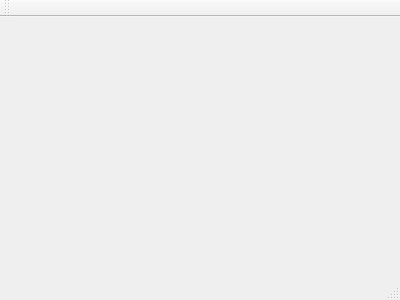
This is janelaprincipal.ui in luisdecker/Modelsim16.1 as Qt 5 draws it before an edit. The edited form follows.
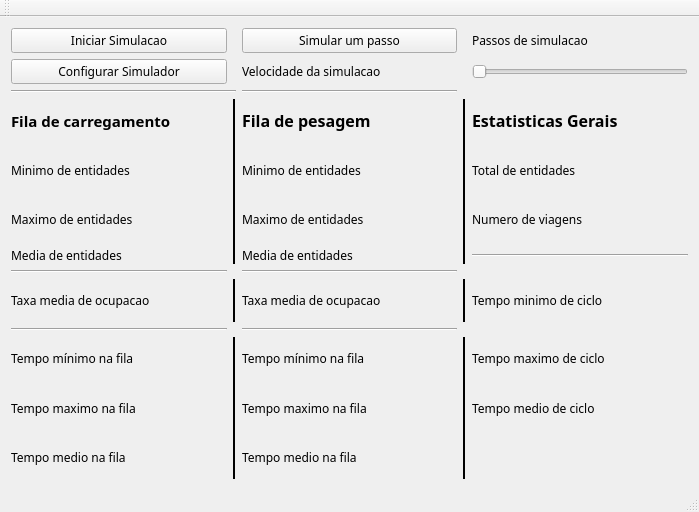
This is the edited form.

```diff
--- a/janelaprincipal.ui
+++ b/janelaprincipal.ui
@@ -1,24 +1,426 @@
 <ui version="4.0">
  <class>JanelaPrincipal</class>
- <widget class="QMainWindow" name="JanelaPrincipal" >
-  <property name="geometry" >
+ <widget class="QMainWindow" name="JanelaPrincipal">
+  <property name="windowModality">
+   <enum>Qt::NonModal</enum>
+  </property>
+  <property name="geometry">
    <rect>
     <x>0</x>
     <y>0</y>
-    <width>400</width>
-    <height>300</height>
+    <width>699</width>
+    <height>512</height>
    </rect>
   </property>
-  <property name="windowTitle" >
-   <string>JanelaPrincipal</string>
+  <property name="font">
+   <font>
+    <family>Ubuntu Mono</family>
+   </font>
   </property>
-  <widget class="QMenuBar" name="menuBar" />
-  <widget class="QToolBar" name="mainToolBar" />
-  <widget class="QWidget" name="centralWidget" />
-  <widget class="QStatusBar" name="statusBar" />
+  <property name="windowTitle">
+   <string>Siga bem caminhoneiro</string>
+  </property>
+  <property name="locale">
+   <locale language="Portuguese" country="Brazil"/>
+  </property>
+  <property name="tabShape">
+   <enum>QTabWidget::Rounded</enum>
+  </property>
+  <widget class="QWidget" name="centralWidget">
+   <layout class="QGridLayout" name="gridLayout">
+    <item row="6" column="0">
+     <widget class="QLabel" name="minimoEntidadesFilaCarregamento">
+      <property name="text">
+       <string>Minimo de entidades</string>
+      </property>
+     </widget>
+    </item>
+    <item row="14" column="5">
+     <widget class="QLabel" name="tempoMaximoFilaPesagem">
+      <property name="text">
+       <string>Tempo maximo na fila</string>
+      </property>
+     </widget>
+    </item>
+    <item row="1" column="0">
+     <widget class="QPushButton" name="botaoInciarPausar">
+      <property name="text">
+       <string>Iniciar Simulacao</string>
+      </property>
+     </widget>
+    </item>
+    <item row="7" column="5">
+     <widget class="QLabel" name="maximoEntidadesPesagem">
+      <property name="text">
+       <string>Maximo de entidades</string>
+      </property>
+     </widget>
+    </item>
+    <item row="4" column="0" colspan="2">
+     <widget class="Line" name="line_8">
+      <property name="orientation">
+       <enum>Qt::Horizontal</enum>
+      </property>
+     </widget>
+    </item>
+    <item row="5" column="7">
+     <widget class="QLabel" name="tituloGerais">
+      <property name="font">
+       <font>
+        <pointsize>12</pointsize>
+        <weight>75</weight>
+        <bold>true</bold>
+       </font>
+      </property>
+      <property name="text">
+       <string>Estatisticas Gerais</string>
+      </property>
+     </widget>
+    </item>
+    <item row="10" column="0">
+     <widget class="Line" name="line_2">
+      <property name="orientation">
+       <enum>Qt::Horizontal</enum>
+      </property>
+     </widget>
+    </item>
+    <item row="7" column="0">
+     <widget class="QLabel" name="maximoEntidadesFilaCarregamento">
+      <property name="text">
+       <string>Maximo de entidades</string>
+      </property>
+     </widget>
+    </item>
+    <item row="15" column="5">
+     <widget class="QLabel" name="tempoMedioFilaPesagem">
+      <property name="text">
+       <string>Tempo medio na fila</string>
+      </property>
+     </widget>
+    </item>
+    <item row="8" column="0">
+     <widget class="QLabel" name="mediaEntidadesFilaCarregamento">
+      <property name="text">
+       <string>Media de entidades</string>
+      </property>
+     </widget>
+    </item>
+    <item row="5" column="1" rowspan="4">
+     <widget class="Line" name="line">
+      <property name="contextMenuPolicy">
+       <enum>Qt::PreventContextMenu</enum>
+      </property>
+      <property name="frameShadow">
+       <enum>QFrame::Plain</enum>
+      </property>
+      <property name="lineWidth">
+       <number>2</number>
+      </property>
+      <property name="orientation">
+       <enum>Qt::Vertical</enum>
+      </property>
+     </widget>
+    </item>
+    <item row="14" column="0">
+     <widget class="QLabel" name="tempoMaximoFilaCarregamento">
+      <property name="text">
+       <string>Tempo maximo na fila</string>
+      </property>
+     </widget>
+    </item>
+    <item row="12" column="0">
+     <widget class="Line" name="line_5">
+      <property name="orientation">
+       <enum>Qt::Horizontal</enum>
+      </property>
+     </widget>
+    </item>
+    <item row="6" column="5">
+     <widget class="QLabel" name="minimoEntidadesPesagem">
+      <property name="text">
+       <string>Minimo de entidades</string>
+      </property>
+     </widget>
+    </item>
+    <item row="2" column="0">
+     <widget class="QPushButton" name="botaoConfigurar">
+      <property name="text">
+       <string>Configurar Simulador</string>
+      </property>
+     </widget>
+    </item>
+    <item row="5" column="0">
+     <widget class="QLabel" name="tituloFilaCarregamento">
+      <property name="font">
+       <font>
+        <family>Ubuntu Mono</family>
+        <pointsize>11</pointsize>
+        <weight>75</weight>
+        <bold>true</bold>
+       </font>
+      </property>
+      <property name="text">
+       <string>Fila de carregamento</string>
+      </property>
+     </widget>
+    </item>
+    <item row="11" column="0">
+     <widget class="QLabel" name="taxaOcupacaoCarregamento">
+      <property name="text">
+       <string>Taxa media de ocupacao</string>
+      </property>
+     </widget>
+    </item>
+    <item row="1" column="5">
+     <widget class="QPushButton" name="botaoSimularPasso">
+      <property name="text">
+       <string>Simular um passo</string>
+      </property>
+     </widget>
+    </item>
+    <item row="13" column="0">
+     <widget class="QLabel" name="tempoMinimoFilaCarregamento">
+      <property name="text">
+       <string>Tempo mínimo na fila</string>
+      </property>
+     </widget>
+    </item>
+    <item row="11" column="1">
+     <widget class="Line" name="line_4">
+      <property name="frameShadow">
+       <enum>QFrame::Plain</enum>
+      </property>
+      <property name="lineWidth">
+       <number>2</number>
+      </property>
+      <property name="midLineWidth">
+       <number>1</number>
+      </property>
+      <property name="orientation">
+       <enum>Qt::Vertical</enum>
+      </property>
+     </widget>
+    </item>
+    <item row="10" column="5">
+     <widget class="Line" name="line_3">
+      <property name="orientation">
+       <enum>Qt::Horizontal</enum>
+      </property>
+     </widget>
+    </item>
+    <item row="13" column="5">
+     <widget class="QLabel" name="tempoMinimoFilaPesagem">
+      <property name="text">
+       <string>Tempo mínimo na fila</string>
+      </property>
+     </widget>
+    </item>
+    <item row="15" column="0">
+     <widget class="QLabel" name="tempoMedioFilaCarregamento">
+      <property name="text">
+       <string>Tempo medio na fila</string>
+      </property>
+     </widget>
+    </item>
+    <item row="13" column="1" rowspan="3">
+     <widget class="Line" name="line_7">
+      <property name="frameShadow">
+       <enum>QFrame::Plain</enum>
+      </property>
+      <property name="lineWidth">
+       <number>2</number>
+      </property>
+      <property name="orientation">
+       <enum>Qt::Vertical</enum>
+      </property>
+     </widget>
+    </item>
+    <item row="11" column="5">
+     <widget class="QLabel" name="taxaOcupacaoPesagem">
+      <property name="text">
+       <string>Taxa media de ocupacao</string>
+      </property>
+     </widget>
+    </item>
+    <item row="12" column="5">
+     <widget class="Line" name="line_6">
+      <property name="orientation">
+       <enum>Qt::Horizontal</enum>
+      </property>
+     </widget>
+    </item>
+    <item row="4" column="5">
+     <widget class="Line" name="line_9">
+      <property name="orientation">
+       <enum>Qt::Horizontal</enum>
+      </property>
+     </widget>
+    </item>
+    <item row="8" column="5">
+     <widget class="QLabel" name="mediaEntidadesPesagem">
+      <property name="text">
+       <string>Media de entidades</string>
+      </property>
+     </widget>
+    </item>
+    <item row="5" column="5">
+     <widget class="QLabel" name="titulaFilaPesagem">
+      <property name="font">
+       <font>
+        <family>Ubuntu Mono</family>
+        <pointsize>12</pointsize>
+        <weight>75</weight>
+        <bold>true</bold>
+       </font>
+      </property>
+      <property name="text">
+       <string>Fila de pesagem</string>
+      </property>
+     </widget>
+    </item>
+    <item row="5" column="6" rowspan="4">
+     <widget class="Line" name="line_10">
+      <property name="contextMenuPolicy">
+       <enum>Qt::PreventContextMenu</enum>
+      </property>
+      <property name="frameShadow">
+       <enum>QFrame::Plain</enum>
+      </property>
+      <property name="lineWidth">
+       <number>2</number>
+      </property>
+      <property name="orientation">
+       <enum>Qt::Vertical</enum>
+      </property>
+     </widget>
+    </item>
+    <item row="11" column="6">
+     <widget class="Line" name="line_11">
+      <property name="frameShadow">
+       <enum>QFrame::Plain</enum>
+      </property>
+      <property name="lineWidth">
+       <number>2</number>
+      </property>
+      <property name="midLineWidth">
+       <number>1</number>
+      </property>
+      <property name="orientation">
+       <enum>Qt::Vertical</enum>
+      </property>
+     </widget>
+    </item>
+    <item row="13" column="6" rowspan="3">
+     <widget class="Line" name="line_12">
+      <property name="frameShadow">
+       <enum>QFrame::Plain</enum>
+      </property>
+      <property name="lineWidth">
+       <number>2</number>
+      </property>
+      <property name="midLineWidth">
+       <number>1</number>
+      </property>
+      <property name="orientation">
+       <enum>Qt::Vertical</enum>
+      </property>
+     </widget>
+    </item>
+    <item row="6" column="7">
+     <widget class="QLabel" name="totalEntidades">
+      <property name="text">
+       <string>Total de entidades</string>
+      </property>
+     </widget>
+    </item>
+    <item row="7" column="7">
+     <widget class="QLabel" name="numeroViagem">
+      <property name="text">
+       <string>Numero de viagens</string>
+      </property>
+     </widget>
+    </item>
+    <item row="1" column="7">
+     <widget class="QLabel" name="passosSimulacao">
+      <property name="text">
+       <string>Passos de simulacao</string>
+      </property>
+     </widget>
+    </item>
+    <item row="8" column="7">
+     <widget class="Line" name="line_13">
+      <property name="orientation">
+       <enum>Qt::Horizontal</enum>
+      </property>
+     </widget>
+    </item>
+    <item row="11" column="7">
+     <widget class="QLabel" name="tempoMinimoCiclo">
+      <property name="text">
+       <string>Tempo minimo de ciclo</string>
+      </property>
+     </widget>
+    </item>
+    <item row="13" column="7">
+     <widget class="QLabel" name="tempoMaximoCiclo">
+      <property name="text">
+       <string>Tempo maximo de ciclo</string>
+      </property>
+     </widget>
+    </item>
+    <item row="14" column="7">
+     <widget class="QLabel" name="tempoMedioCiclo">
+      <property name="text">
+       <string>Tempo medio de ciclo</string>
+      </property>
+     </widget>
+    </item>
+    <item row="2" column="5">
+     <widget class="QLabel" name="textoVelocidade">
+      <property name="layoutDirection">
+       <enum>Qt::RightToLeft</enum>
+      </property>
+      <property name="text">
+       <string>Velocidade da simulacao</string>
+      </property>
+     </widget>
+    </item>
+    <item row="2" column="7">
+     <widget class="QSlider" name="sliderVelocidade">
+      <property name="sizePolicy">
+       <sizepolicy hsizetype="Preferred" vsizetype="Fixed">
+        <horstretch>0</horstretch>
+        <verstretch>0</verstretch>
+       </sizepolicy>
+      </property>
+      <property name="orientation">
+       <enum>Qt::Horizontal</enum>
+      </property>
+     </widget>
+    </item>
+   </layout>
+  </widget>
+  <widget class="QMenuBar" name="menuBar">
+   <property name="geometry">
+    <rect>
+     <x>0</x>
+     <y>0</y>
+     <width>699</width>
+     <height>17</height>
+    </rect>
+   </property>
+  </widget>
+  <widget class="QToolBar" name="mainToolBar">
+   <attribute name="toolBarArea">
+    <enum>TopToolBarArea</enum>
+   </attribute>
+   <attribute name="toolBarBreak">
+    <bool>false</bool>
+   </attribute>
+  </widget>
+  <widget class="QStatusBar" name="statusBar"/>
  </widget>
- <layoutDefault spacing="6" margin="11" />
- <pixmapfunction></pixmapfunction>
+ <layoutdefault spacing="6" margin="11"/>
  <resources/>
  <connections/>
 </ui>
```
Left out of the diff: 1 changed line with no effect on the pictures.
